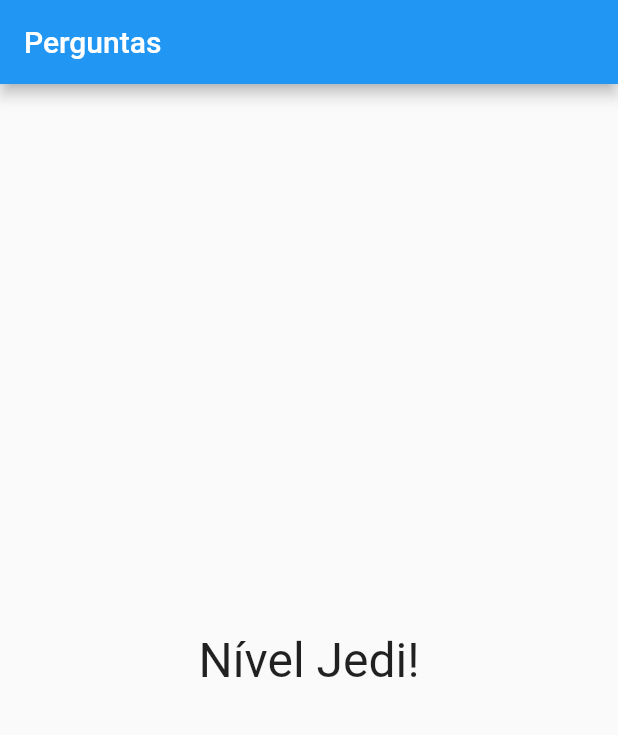
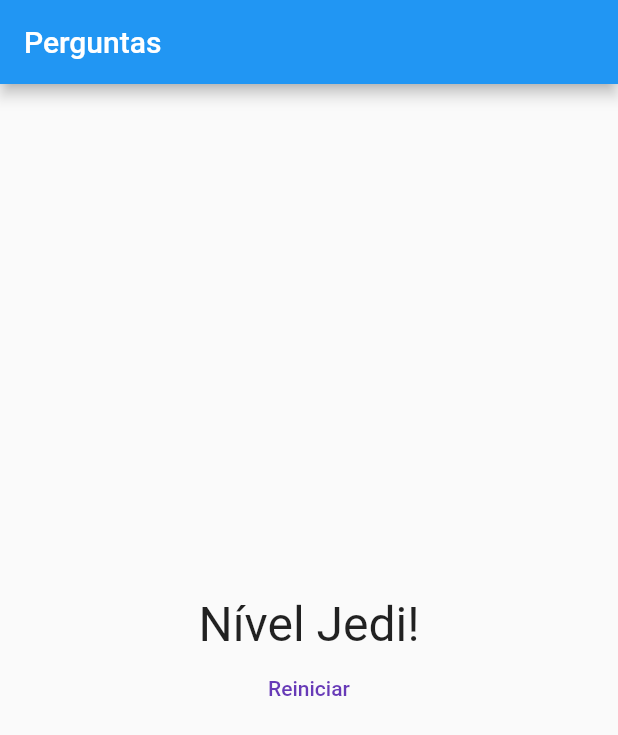
Before and after one commit to CimyJr/flutter, a Flutter app: the screen it shows after launch, after a tap on "Preto", after a tap on "Cobra", after a tap on "Pedro", on a phone screen of 412 x 824 dp. Shown: the top 735 px of the screen. Run offline on Flutter 3.47's test engine with Material 2 defaults, Android fonts, the phone set to English and light mode, and no system bars.

Commit message:
8th commit

```diff
--- a/lib/main.dart
+++ b/lib/main.dart
@@ -42,7 +42,14 @@ class _PerguntaAppState extends State<PerguntaAPP> {
       _perguntaSelecionada++;
       _pontuacaoTotal += pontuacao;
     });
-     print(_pontuacaoTotal);
+    print(_pontuacaoTotal);
+  }
+
+  void _reiniciarQuestionario() {
+    setState(() {
+      _perguntaSelecionada = 0;
+      _pontuacaoTotal = 0;
+    });
   }
 
   bool get temPerguntaSelecionada {
@@ -57,6 +64,7 @@ class _PerguntaAppState extends State<PerguntaAPP> {
 
     return MaterialApp(
       darkTheme: ThemeData.dark(),
+      debugShowCheckedModeBanner: false,
       home: Scaffold(
           appBar: AppBar(
             title: const Text("Perguntas"),
@@ -66,7 +74,7 @@ class _PerguntaAppState extends State<PerguntaAPP> {
                   perguntas: _perguntas,
                   perguntaSelecionada: _perguntaSelecionada,
                   responder: _responder)
-              : Resultado(pontuacao: _pontuacaoTotal)),
+              : Resultado(pontuacao: _pontuacaoTotal, quandoReiniciarQuestionario: _reiniciarQuestionario)),
     );
   }
 }
--- a/lib/resultado.dart
+++ b/lib/resultado.dart
@@ -1,8 +1,12 @@
 import 'package:flutter/material.dart';
 
 class Resultado extends StatelessWidget {
-  const Resultado({super.key, required this.pontuacao});
+  const Resultado(
+      {super.key,
+      required this.pontuacao,
+      required this.quandoReiniciarQuestionario});
   final pontuacao;
+  final Function() quandoReiniciarQuestionario;
 
   String get fraseResultado {
     if (pontuacao < 8) {
@@ -18,10 +22,20 @@ class Resultado extends StatelessWidget {
 
   @override
   Widget build(BuildContext context) {
-    return Center(
-        child: Text(
-      fraseResultado,
-      style: TextStyle(fontSize: 32),
-    ));
+    return Column(
+      mainAxisAlignment: MainAxisAlignment.center,
+      children: [
+        Center(
+          child: Text(
+            fraseResultado,
+            style: const TextStyle(fontSize: 32),
+          ),
+        ), TextButton(
+          onPressed: quandoReiniciarQuestionario,
+          style: TextButton.styleFrom(foregroundColor: Colors.deepPurple),
+          child: const Text('Reiniciar'),
+         ),
+      ],
+    );
   }
 }
```
Also changed, not shown: 1 other file.
